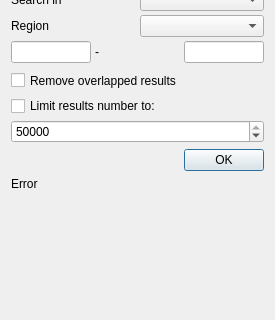
First picture: the form in src/corelibs/U2View/src/ov_sequence/find_pattern/ui/FindPatternForm.ui, repository violethaze74/ugene, before the edit; both pictures show x 0 to 275 and y 281 to 601 of the 275 by 800 pixel window.
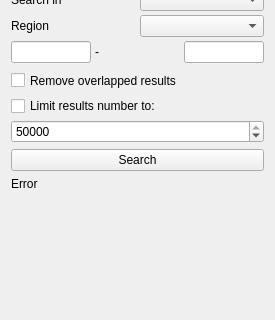
Second picture: the form after the edit.

```diff
--- a/src/corelibs/U2View/src/ov_sequence/find_pattern/ui/FindPatternForm.ui
+++ b/src/corelibs/U2View/src/ov_sequence/find_pattern/ui/FindPatternForm.ui
@@ -330,9 +330,9 @@
     </layout>
    </item>
    <item>
-    <widget class="QDialogButtonBox" name="buttonBox">
-     <property name="standardButtons">
-      <set>QDialogButtonBox::Ok</set>
+    <widget class="QPushButton" name="btnSearch">
+     <property name="text">
+      <string>Search</string>
      </property>
     </widget>
    </item>
```
Left out of the diff: 33 changed lines with no effect on the pictures.
